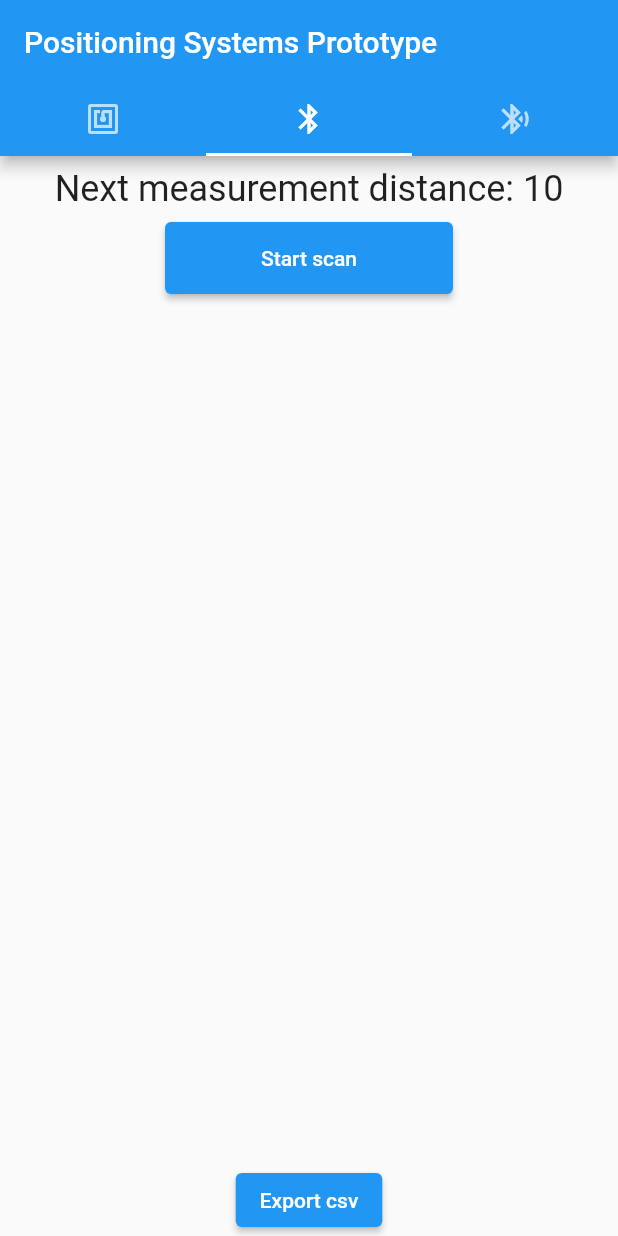
After one commit to smofe/positioning-systems-prototype, a Flutter app: the screen it shows after launch, tab 2 chosen, on a phone screen of 412 x 824 dp. The commit adds this screen. Run offline on Flutter 3.47's test engine with Material 2 defaults, Android fonts, the phone set to English and light mode, and no system bars; our stand-ins replace csv, flutter_blue; missing offline and left inert: beacons_plugin, input_slider, nfc_manager.

Commit message:
patient detection prototype

```diff
--- /dev/null
+++ b/positioning_systems_prototype/lib/ble_measurement_view.dart
@@ -0,0 +1,192 @@
+import 'dart:async';
+import 'dart:io';
+
+import 'package:csv/csv.dart';
+import 'package:flutter/cupertino.dart';
+import 'package:flutter/material.dart';
+import 'package:flutter_blue/flutter_blue.dart';
+import 'package:intl/intl.dart';
+
+const BEACON_DEVICE_ID = "EA:B1:D0:AA:37:58";
+
+class BLEMeasurementView extends StatefulWidget {
+  const BLEMeasurementView({Key? key}) : super(key: key);
+
+  @override
+  _BLEMeasurementViewState createState() => _BLEMeasurementViewState();
+}
+
+class _BLEMeasurementViewState extends State<BLEMeasurementView> {
+  FlutterBlue flutterBlue = FlutterBlue.instance;
+  List<BLESignalDataSet> _dataSets = [];
+  late int _scanStartMillis;
+  bool isScanning = false;
+  int distance = 10;
+  int measurementInterval = 10;
+  int scanDuration = 10;
+  double progress = 0;
+  Timer? progressTimer;
+  ScrollController _scrollController = new ScrollController();
+
+  @override
+  void initState() {
+    super.initState();
+
+    flutterBlue.scanResults.listen((results) {
+      for (ScanResult r in results) {
+        if (r.device.id == DeviceIdentifier(BEACON_DEVICE_ID)) {
+          _dataSets.last.dataPoints.add(BLESignalDataPoint(
+              distance: _dataSets.last.distance,
+              rssi: r.rssi,
+              milliseconds:
+                  DateTime.now().millisecondsSinceEpoch - _scanStartMillis));
+        }
+      }
+    });
+
+    flutterBlue.isScanning.listen((bool isScanning) {
+      setState(() {
+        this.isScanning = isScanning;
+      });
+      if (isScanning) {
+        _initTimer();
+      } else {
+        _cancelTimer();
+      }
+    });
+  }
+
+  @override
+  void dispose() {
+    progressTimer?.cancel();
+    super.dispose();
+  }
+
+  void _initTimer() {
+    progressTimer?.cancel();
+    progressTimer = Timer.periodic(Duration(milliseconds: 100), (_) {
+      setState(() {
+        progress += 0.1;
+      });
+    });
+  }
+
+  void _cancelTimer() {
+    progressTimer?.cancel();
+    progress = 0;
+  }
+
+  @override
+  Widget build(BuildContext context) {
+    return Column(
+      children: [
+        // InputSlider(
+        //   onChange: (value) {
+        //     setState(() {
+        //       distance = value.round();
+        //     });
+        //   },
+        //   min: 0,
+        //   max: 300,
+        //   division: 30,
+        //   defaultValue: distance.toDouble(),
+        //   decimalPlaces: 0,
+        // ),
+        Padding(
+          padding: const EdgeInsets.all(8.0),
+          child: Text(
+            isScanning
+                ? "Scanning at distance ${distance - measurementInterval}..."
+                : "Next measurement distance: $distance",
+            style: Theme.of(context).textTheme.headline5,
+          ),
+        ),
+        isScanning
+            ? Padding(
+                padding: const EdgeInsets.all(16.0),
+                child: LinearProgressIndicator(value: progress / scanDuration),
+              )
+            : ElevatedButton(
+                style: ButtonStyle(
+                    padding: MaterialStateProperty.resolveWith((states) =>
+                        EdgeInsets.symmetric(vertical: 16, horizontal: 64))),
+                onPressed: () async {
+                  FlutterBlue.instance.stopScan();
+                  await Future.delayed(Duration(milliseconds: 3));
+                  flutterBlue.startScan(
+                      timeout: Duration(seconds: scanDuration),
+                      allowDuplicates: true);
+                  _scanStartMillis = DateTime.now().millisecondsSinceEpoch;
+                  _dataSets.add(BLESignalDataSet(distance: distance));
+                  setState(() {
+                    distance += measurementInterval;
+                  });
+                  Future.delayed(Duration(milliseconds: 100), () {
+                    _scrollController.animateTo(
+                        _scrollController.position.maxScrollExtent,
+                        duration: const Duration(milliseconds: 100),
+                        curve: Curves.easeOut);
+                  });
+                },
+                child: Text("Start scan")),
+        Expanded(
+          child: ListView.builder(
+              controller: _scrollController,
+              itemCount: _dataSets.length,
+              itemBuilder: (BuildContext context, int index) {
+                return ListTile(
+                  title: Text("Distance ${_dataSets[index].distance}"),
+                  subtitle:
+                      Text("Samples: ${_dataSets[index].dataPoints.length}"),
+                );
+              }),
+        ),
+        ElevatedButton(
+            onPressed: () async {
+              List<List<dynamic>> data = [];
+              _dataSets.forEach((dataSet) {
+                dataSet.dataPoints.forEach((element) {
+                  data.add(
+                      [element.distance, element.milliseconds, element.rssi]);
+                });
+              });
+
+              String csv = ListToCsvConverter().convert(data);
+              DateTime now = DateTime.now();
+              String formattedDate =
+                  DateFormat('yyyy-MM-dd–kk-mm-ss').format(now);
+              final pathOfTheFileToWrite =
+                  "storage/emulated/0/Download/scanresults-$formattedDate.csv";
+
+              File file = File(pathOfTheFileToWrite);
+              file.writeAsString(csv).then((value) =>
+                  ScaffoldMessenger.of(context).showSnackBar(SnackBar(
+                    content: Text("Saved file $value"),
+                  )));
+            },
+            child: Text("Export csv")),
+      ],
+    );
+  }
+}
+
+class BLESignalDataSet {
+  final int distance;
+  List<BLESignalDataPoint> dataPoints = [];
+
+  BLESignalDataSet({required this.distance});
+}
+
+class BLESignalDataPoint {
+  final int milliseconds;
+  final int rssi;
+  final int distance;
+
+  BLESignalDataPoint(
+      {required this.distance, required this.rssi, required this.milliseconds});
+
+  @override
+  String toString() {
+    return "[$distance cm | $milliseconds ms] $rssi db";
+  }
+}
--- a/positioning_systems_prototype/lib/main.dart
+++ b/positioning_systems_prototype/lib/main.dart
@@ -2,6 +2,7 @@ import 'package:flutter/material.dart';
 import 'package:positioning_systems_prototype/tabbar.dart';
 
 void main() {
+  WidgetsFlutterBinding.ensureInitialized();
   runApp(MyApp());
 }
 
--- a/positioning_systems_prototype/lib/tabbar.dart
+++ b/positioning_systems_prototype/lib/tabbar.dart
@@ -1,6 +1,7 @@
 import 'package:flutter/cupertino.dart';
 import 'package:flutter/material.dart';
-import 'package:positioning_systems_prototype/ble_view.dart';
+import 'package:positioning_systems_prototype/ble_detection_view.dart';
+import 'package:positioning_systems_prototype/ble_measurement_view.dart';
 import 'package:positioning_systems_prototype/nfc_view.dart';
 
 class TabbedMenu extends StatelessWidget {
@@ -9,13 +10,14 @@ class TabbedMenu extends StatelessWidget {
   @override
   Widget build(BuildContext context) {
     return DefaultTabController(
-      length: 2,
+      length: 3,
       child: Scaffold(
         appBar: AppBar(
           bottom: TabBar(
             tabs: [
               Tab(icon: Icon(Icons.nfc)),
               Tab(icon: Icon(Icons.bluetooth)),
+              Tab(icon: Icon(Icons.bluetooth_audio)),
             ],
           ),
           title: Text('Positioning Systems Prototype'),
@@ -23,7 +25,8 @@ class TabbedMenu extends StatelessWidget {
         body: TabBarView(
           children: [
             NFCView(),
-            BLEView(),
+            BLEMeasurementView(),
+            BLEDetectionView(),
           ],
         ),
       ),
--- a/positioning_systems_prototype/pubspec.yaml
+++ b/positioning_systems_prototype/pubspec.yaml
@@ -31,6 +31,7 @@ dependencies:
   csv: ^5.0.0
   path_provider: ^2.0.2
   input_slider:
+  intl:
 
 dev_dependencies:
   flutter_test:
```
Also changed, not shown: positioning_systems_prototype/lib/beacon_monitor.dart (+181 -35 lines), positioning_systems_prototype/lib/ble_detection_view.dart (added, +158 -0 lines), positioning_systems_prototype/lib/ble_view.dart (deleted, +0 -112 lines), positioning_systems_prototype/pubspec.lock, 1 other file.
